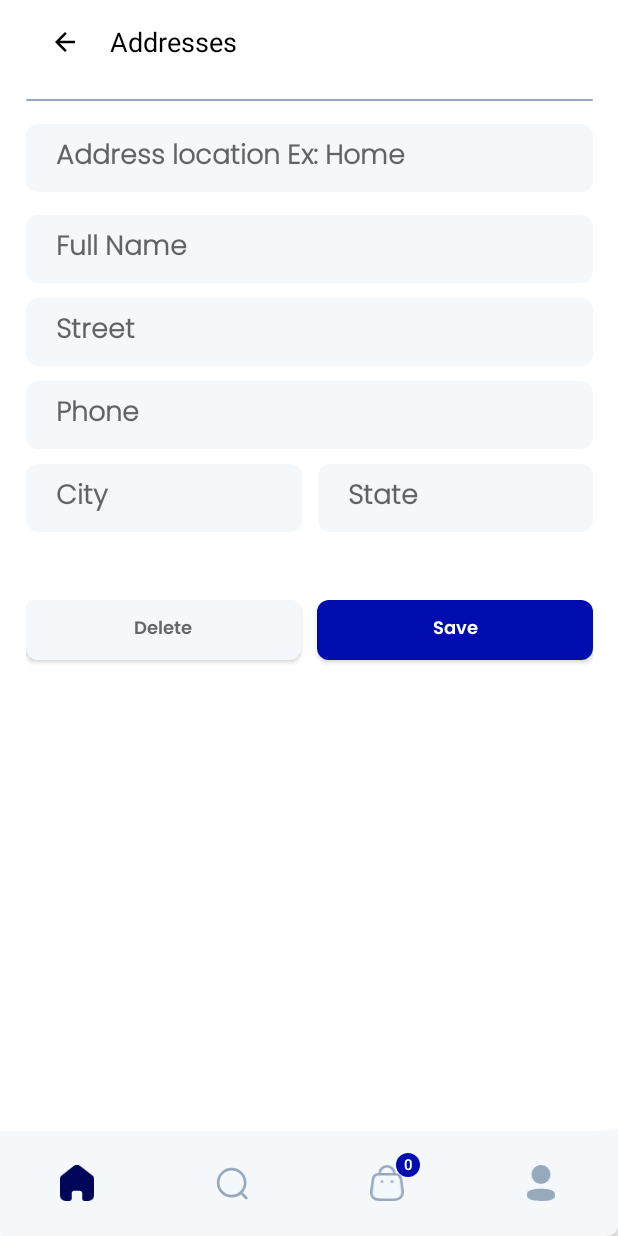
After one commit to AmrNasserSaad/KelineYt, an Android app: the AddressFragment screen opened through its navigation route, on a phone screen of 412 x 824 dp. The commit adds this screen. Run offline under Robolectric (Android 15) with nearby library versions, the phone set to English and light mode, and no system bars; our stand-ins replace Dagger/Hilt's generated code, Firebase (no records; nobody signed in at launch, a user with empty details on screens opened directly), navigation-ui.

Commit message:
handle the AddressFragment to save address in firestore

```diff
--- /dev/null
+++ b/app/src/main/java/com/training/kelineyt/activity/data/Address.kt
@@ -0,0 +1,16 @@
+package com.training.kelineyt.activity.data
+
+import android.os.Parcelable
+import kotlinx.parcelize.Parcelize
+
+@Parcelize
+data class Address(
+    val addressTitle: String,
+    val fullName: String,
+    val street: String,
+    val phone: String,
+    val city: String,
+    val state: String,
+) : Parcelable {
+    constructor() : this("", "", "", "", "", "")
+}
--- /dev/null
+++ b/app/src/main/java/com/training/kelineyt/activity/fragments/shopping/AddressFragment.kt
@@ -0,0 +1,87 @@
+package com.training.kelineyt.activity.fragments.shopping
+
+import android.os.Bundle
+import android.view.LayoutInflater
+import android.view.View
+import android.view.ViewGroup
+import android.widget.Toast
+import androidx.fragment.app.Fragment
+import androidx.fragment.app.viewModels
+import androidx.lifecycle.lifecycleScope
+import androidx.navigation.fragment.findNavController
+import com.training.kelineyt.activity.data.Address
+import com.training.kelineyt.activity.util.Resource
+import com.training.kelineyt.activity.viewmodel.AddressViewModel
+import com.training.kelineyt.databinding.FargmentAddressBinding
+import dagger.hilt.android.AndroidEntryPoint
+import kotlinx.coroutines.flow.collectLatest
+@AndroidEntryPoint
+class AddressFragment : Fragment() {
+
+    private lateinit var binding: FargmentAddressBinding
+    val viewModel by viewModels<AddressViewModel>()
+
+    override fun onCreate(savedInstanceState: Bundle?) {
+        super.onCreate(savedInstanceState)
+
+        lifecycleScope.launchWhenStarted {
+            viewModel.addNewAddress.collectLatest {
+                when (it) {
+                    is Resource.Loading -> {
+                        binding.progressbarAddress.visibility = View.VISIBLE
+                    }
+
+                    is Resource.Success -> {
+                        binding.progressbarAddress.visibility = View.INVISIBLE
+                        findNavController().navigateUp()
+                    }
+
+                    is Resource.Error -> {
+                        binding.progressbarAddress.visibility = View.INVISIBLE
+                        Toast.makeText(requireContext(), it.message, Toast.LENGTH_SHORT).show()
+                    }
+
+                    else -> Unit
+                }
+            }
+        }
+
+        lifecycleScope.launchWhenStarted {
+            viewModel.error.collectLatest {
+                Toast.makeText(requireContext(), it, Toast.LENGTH_SHORT).show()
+
+            }
+        }
+    }
+
+    override fun onCreateView(
+        inflater: LayoutInflater,
+        container: ViewGroup?,
+        savedInstanceState: Bundle?
+    ): View? {
+        binding = FargmentAddressBinding.inflate(inflater)
+        return binding.root
+    }
+
+    override fun onViewCreated(view: View, savedInstanceState: Bundle?) {
+        super.onViewCreated(view, savedInstanceState)
+
+
+
+        binding.apply {
+            buttonSave.setOnClickListener {
+                val addressTitle = edAddressTitle.text.toString()
+                val fullName = edFullName.text.toString()
+                val street = edStreet.text.toString()
+                val phone = edPhone.text.toString()
+                val city = edCity.text.toString()
+                val state = edState.text.toString()
+                val address = Address(addressTitle, fullName, street, phone, city, state)
+
+                viewModel.addAddress(address)
+
+            }
+        }
+    }
+
+}
--- /dev/null
+++ b/app/src/main/java/com/training/kelineyt/activity/viewmodel/AddressViewModel.kt
@@ -0,0 +1,62 @@
+package com.training.kelineyt.activity.viewmodel
+
+import androidx.lifecycle.ViewModel
+import androidx.lifecycle.viewModelScope
+import com.google.firebase.auth.FirebaseAuth
+import com.google.firebase.firestore.FirebaseFirestore
+import com.training.kelineyt.activity.data.Address
+import com.training.kelineyt.activity.util.Resource
+import dagger.hilt.android.lifecycle.HiltViewModel
+import kotlinx.coroutines.flow.MutableSharedFlow
+import kotlinx.coroutines.flow.MutableStateFlow
+import kotlinx.coroutines.flow.asSharedFlow
+import kotlinx.coroutines.flow.asStateFlow
+import kotlinx.coroutines.launch
+import javax.inject.Inject
+@HiltViewModel
+class AddressViewModel @Inject constructor(
+    private val firestore: FirebaseFirestore,
+    private val auth: FirebaseAuth
+) : ViewModel() {
+
+    private val _addNewAddress = MutableStateFlow<Resource<Address>>(Resource.Unspecified())
+    val addNewAddress = _addNewAddress.asStateFlow()
+
+    private val _error = MutableSharedFlow<String>()
+    val error = _error.asSharedFlow()
+
+    fun addAddress(address: Address) {
+        val validateInputs = validateInputs(address)
+        if (validateInputs) {
+            viewModelScope.launch { _addNewAddress.emit(Resource.Loading()) }
+            firestore.collection("user").document(auth.uid!!)
+                .collection("address").document()
+                .set(address)
+                .addOnSuccessListener {
+                    viewModelScope.launch { _addNewAddress.emit(Resource.Success(address)) }
+                }
+                .addOnFailureListener {
+                    viewModelScope.launch { _addNewAddress.emit(Resource.Error(it.message.toString())) }
+
+                }
+        }else{
+            viewModelScope.launch {
+                _error.emit("All fields are required ")
+            }
+
+        }
+
+    }
+
+    private fun validateInputs(address: Address): Boolean {
+        return address.addressTitle.trim().isNotEmpty() &&
+                address.city.trim().isNotEmpty() &&
+                address.phone.trim().isNotEmpty() &&
+                address.state.trim().isNotEmpty() &&
+                address.fullName.trim().isNotEmpty() &&
+                address.street.trim().isNotEmpty()
+
+    }
+
+
+}
--- /dev/null
+++ b/app/src/main/res/layout/fargment_address.xml
@@ -0,0 +1,241 @@
+<?xml version="1.0" encoding="utf-8"?>
+<androidx.constraintlayout.widget.ConstraintLayout xmlns:android="http://schemas.android.com/apk/res/android"
+    xmlns:app="http://schemas.android.com/apk/res-auto"
+    android:layout_width="match_parent"
+    android:layout_height="match_parent">
+
+    <androidx.appcompat.widget.Toolbar
+        android:id="@+id/toolbarAddresses"
+        android:layout_width="0dp"
+        android:layout_height="wrap_content"
+        app:layout_constraintEnd_toEndOf="@id/guideline2"
+        app:layout_constraintStart_toStartOf="@id/guideline1"
+        app:layout_constraintTop_toTopOf="parent">
+
+        <androidx.constraintlayout.widget.ConstraintLayout
+            android:layout_width="match_parent"
+            android:layout_height="match_parent">
+
+            <ImageView
+                android:id="@+id/imageAddressClose"
+                android:layout_width="20dp"
+                android:layout_height="20dp"
+                android:scaleType="centerInside"
+                android:src="@drawable/ic_close"
+                app:layout_constraintBottom_toBottomOf="parent"
+                app:layout_constraintStart_toStartOf="parent"
+                app:layout_constraintTop_toTopOf="parent"
+                app:tint="@color/black" />
+
+
+            <TextView
+                android:id="@+id/tvPaymentMethods"
+                android:layout_width="wrap_content"
+                android:layout_height="wrap_content"
+                android:layout_marginStart="20dp"
+                android:text="Addresses"
+                android:textColor="@color/black"
+                android:textSize="18sp"
+                app:layout_constraintBottom_toBottomOf="@+id/imageAddressClose"
+                app:layout_constraintStart_toEndOf="@id/imageAddressClose"
+                app:layout_constraintTop_toTopOf="@+id/imageAddressClose" />
+
+        </androidx.constraintlayout.widget.ConstraintLayout>
+    </androidx.appcompat.widget.Toolbar>
+
+
+    <View
+        android:id="@+id/topLine"
+        android:layout_width="0dp"
+        android:layout_height="1dp"
+        android:layout_marginTop="10dp"
+        android:background="@drawable/white_background"
+        android:backgroundTint="@color/g_blue_gray200"
+        app:layout_constraintEnd_toEndOf="@id/guideline2"
+        app:layout_constraintStart_toStartOf="@id/guideline1"
+        app:layout_constraintTop_toBottomOf="@id/toolbarAddresses" />
+
+    <EditText
+        android:id="@+id/edAddressTitle"
+        android:layout_width="0dp"
+        android:layout_height="45dp"
+        android:layout_marginTop="15dp"
+        android:background="@drawable/white_background"
+        android:fontFamily="@font/poppins_light"
+        android:gravity="start|center_vertical"
+        android:hint="Address location Ex: Home"
+        android:paddingStart="20dp"
+        android:paddingEnd="20dp"
+        android:singleLine="true"
+        android:textStyle="bold"
+        app:layout_constraintEnd_toEndOf="@id/guideline2"
+        app:layout_constraintStart_toStartOf="@id/guideline1"
+        app:layout_constraintTop_toBottomOf="@+id/topLine" />
+
+    <EditText
+        android:id="@+id/edFullName"
+        android:layout_width="0dp"
+        android:layout_height="45dp"
+        android:layout_marginTop="15dp"
+        android:background="@drawable/white_background"
+        android:fontFamily="@font/poppins_light"
+        android:gravity="start|center_vertical"
+        android:hint="Full Name"
+        android:paddingStart="20dp"
+        android:paddingEnd="20dp"
+        android:singleLine="true"
+        android:textStyle="bold"
+        app:layout_constraintEnd_toEndOf="@id/guideline2"
+        app:layout_constraintStart_toStartOf="@id/guideline1"
+        app:layout_constraintTop_toBottomOf="@+id/edAddressTitle" />
+
+    <EditText
+        android:id="@+id/edStreet"
+        android:layout_width="0dp"
+        android:layout_height="45dp"
+        android:layout_marginTop="10dp"
+        android:background="@drawable/white_background"
+        android:fontFamily="@font/poppins_light"
+        android:gravity="start|center_vertical"
+        android:hint="Street"
+        android:paddingStart="20dp"
+        android:paddingEnd="20dp"
+        android:singleLine="true"
+        android:textStyle="bold"
+        app:layout_constraintEnd_toEndOf="@id/guideline2"
+        app:layout_constraintStart_toStartOf="@id/guideline1"
+        app:layout_constraintTop_toBottomOf="@id/edFullName" />
+
+    <LinearLayout
+        android:id="@+id/linear"
+        android:layout_width="0dp"
+        android:layout_height="wrap_content"
+        android:orientation="horizontal"
+        app:layout_constraintEnd_toEndOf="@id/guideline2"
+        app:layout_constraintHorizontal_bias="0.484"
+        app:layout_constraintStart_toStartOf="@id/guideline1"
+        app:layout_constraintTop_toBottomOf="@+id/edPhone">
+
+        <EditText
+            android:id="@+id/edCity"
+            android:layout_width="378dp"
+            android:layout_height="45dp"
+            android:layout_marginTop="10dp"
+            android:layout_marginEnd="5dp"
+            android:layout_weight="1"
+            android:background="@drawable/white_background"
+            android:fontFamily="@font/poppins_light"
+            android:gravity="start|center_vertical"
+            android:hint="City"
+            android:paddingStart="20dp"
+            android:paddingEnd="20dp"
+            android:singleLine="true"
+            android:textStyle="bold" />
+
+        <EditText
+            android:id="@+id/edState"
+            android:layout_width="378dp"
+            android:layout_height="45dp"
+            android:layout_marginStart="5dp"
+            android:layout_marginTop="10dp"
+            android:layout_weight="1"
+            android:background="@drawable/white_background"
+            android:fontFamily="@font/poppins_light"
+            android:gravity="start|center_vertical"
+            android:hint="State"
+            android:paddingStart="20dp"
+            android:paddingEnd="20dp"
+            android:singleLine="true"
+            android:textStyle="bold" />
+
+    </LinearLayout>
+
+    <EditText
+        android:id="@+id/edPhone"
+        android:layout_width="0dp"
+        android:layout_height="45dp"
+        android:layout_marginTop="10dp"
+        android:background="@drawable/white_background"
+        android:fontFamily="@font/poppins_light"
+        android:gravity="start|center_vertical"
+        android:hint="Phone"
+        android:paddingStart="20dp"
+        android:paddingEnd="20dp"
+        android:phoneNumber="true"
+        android:singleLine="true"
+        android:textStyle="bold"
+        app:layout_constraintEnd_toStartOf="@+id/guideline2"
+        app:layout_constraintStart_toStartOf="@+id/guideline1"
+        app:layout_constraintTop_toBottomOf="@+id/edStreet" />
+
+    <LinearLayout
+        android:layout_width="0dp"
+        android:layout_height="wrap_content"
+        android:layout_marginTop="45dp"
+        android:orientation="horizontal"
+        app:layout_constraintEnd_toEndOf="@id/guideline2"
+        app:layout_constraintHorizontal_bias="1.0"
+        app:layout_constraintStart_toStartOf="@id/guideline1"
+        app:layout_constraintTop_toBottomOf="@id/linear"
+        app:layout_constraintVertical_bias="0.494">
+
+
+        <androidx.appcompat.widget.AppCompatButton
+            android:id="@+id/buttonDelete"
+            android:layout_width="0dp"
+            android:layout_height="40dp"
+            android:layout_marginEnd="5dp"
+            android:layout_marginBottom="20dp"
+            android:layout_weight="1"
+            android:background="@drawable/white_background"
+            android:fontFamily="@font/poppins_thin"
+            android:text="Delete"
+            android:textAllCaps="false"
+            android:textColor="@color/g_gray700"
+            android:textSize="12dp"
+            android:visibility="visible" />
+
+        <androidx.appcompat.widget.AppCompatButton
+            android:id="@+id/buttonSave"
+            android:layout_width="0dp"
+            android:layout_height="40dp"
+            android:layout_marginStart="5dp"
+            android:layout_marginBottom="20dp"
+            android:layout_weight="1"
+            android:background="@drawable/blue_background"
+            android:fontFamily="@font/poppins_thin"
+            android:text="Save"
+            android:textAllCaps="false"
+            android:textColor="@color/white"
+            android:textSize="12dp"
+            android:visibility="visible" />
+
+    </LinearLayout>
+
+
+    <ProgressBar
+        android:id="@+id/progressbarAddress"
+        android:layout_width="wrap_content"
+        android:layout_height="wrap_content"
+        android:layout_marginBottom="45dp"
+        android:indeterminateTint="@color/g_gray700"
+        android:visibility="gone"
+        app:layout_constraintBottom_toBottomOf="parent"
+        app:layout_constraintEnd_toEndOf="parent"
+        app:layout_constraintStart_toStartOf="parent" />
+
+    <androidx.constraintlayout.widget.Guideline
+        android:id="@+id/guideline1"
+        android:layout_width="wrap_content"
+        android:layout_height="wrap_content"
+        android:orientation="vertical"
+        app:layout_constraintGuide_percent="0.04136253" />
+
+    <androidx.constraintlayout.widget.Guideline
+        android:id="@+id/guideline2"
+        android:layout_width="wrap_content"
+        android:layout_height="wrap_content"
+        android:orientation="vertical"
+        app:layout_constraintGuide_percent="0.96" />
+
+</androidx.constraintlayout.widget.ConstraintLayout>
--- a/app/src/main/res/navigation/shoppng_graph.xml
+++ b/app/src/main/res/navigation/shoppng_graph.xml
@@ -27,7 +27,11 @@
         android:id="@+id/profileFragment"
         android:name="com.training.kelineyt.activity.fragments.shopping.ProfileFragment"
         android:label="ProfileFragment"
-        tools:layout="@layout/fragment_profile"/>
+        tools:layout="@layout/fragment_profile">
+        <action
+            android:id="@+id/action_profileFragment_to_addressFragment"
+            app:destination="@id/addressFragment" />
+    </fragment>
     <fragment
         android:id="@+id/searchFragment"
         android:name="com.training.kelineyt.activity.fragments.shopping.SearchFragment"
@@ -46,4 +50,9 @@
             android:name="product"
             app:argType="com.training.kelineyt.activity.data.Product" />
     </fragment>
+    <fragment
+        android:id="@+id/addressFragment"
+        android:name="com.training.kelineyt.activity.fragments.shopping.AddressFragment"
+        android:label="AddressFragment"
+        tools:layout="@layout/fargment_address"/>
 </navigation>
```
